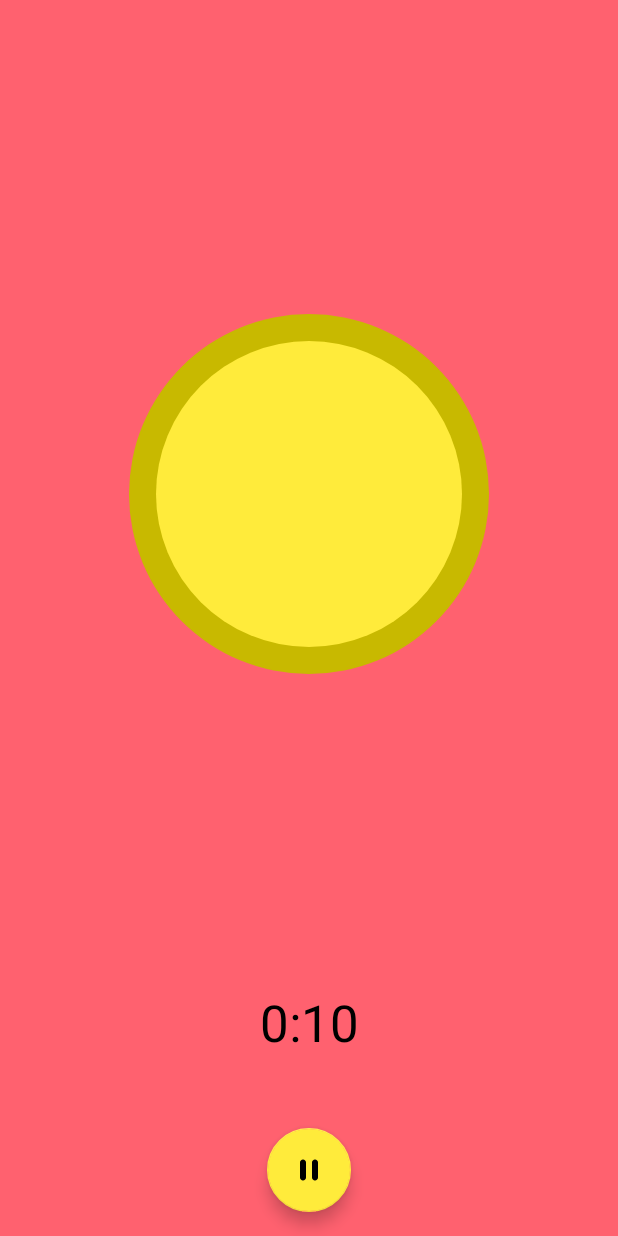
After one commit to ethan627hsu/CapstoneProject, an Android app: the layout list_item_subeditor_recorder.xml on its own in the app's theme, with its tools: preview values and no code run, on a phone screen of 412 x 824 dp. The commit adds this screen. Run offline under Robolectric (Android 15) with nearby library versions, the phone set to English and light mode, and no system bars.

Commit message:
Added editor assets

```diff
--- a/app/src/main/res/drawable/ic_round_check.xml
+++ b/app/src/main/res/drawable/ic_round_check.xml
@@ -1,5 +1,5 @@
 <vector android:autoMirrored="true" android:height="24dp"
     android:viewportHeight="24" android:viewportWidth="24"
     android:width="24dp" xmlns:android="http://schemas.android.com/apk/res/android">
-    <path android:fillColor="#FF000000" android:pathData="M9,16.17L5.53,12.7c-0.39,-0.39 -1.02,-0.39 -1.41,0l0,0c-0.39,0.39 -0.39,1.02 0,1.41l4.18,4.18c0.39,0.39 1.02,0.39 1.41,0L20.29,7.71c0.39,-0.39 0.39,-1.02 0,-1.41l0,0c-0.39,-0.39 -1.02,-0.39 -1.41,0L9,16.17z"/>
+    <path android:fillColor="#FFFFFFFF" android:pathData="M9,16.17L5.53,12.7c-0.39,-0.39 -1.02,-0.39 -1.41,0l0,0c-0.39,0.39 -0.39,1.02 0,1.41l4.18,4.18c0.39,0.39 1.02,0.39 1.41,0L20.29,7.71c0.39,-0.39 0.39,-1.02 0,-1.41l0,0c-0.39,-0.39 -1.02,-0.39 -1.41,0L9,16.17z"/>
 </vector>
--- /dev/null
+++ b/app/src/main/res/drawable/ic_round_expand_more.xml
@@ -0,0 +1,5 @@
+<vector android:autoMirrored="true" android:height="24dp"
+    android:viewportHeight="24" android:viewportWidth="24"
+    android:width="24dp" xmlns:android="http://schemas.android.com/apk/res/android">
+    <path android:fillColor="#FF000000" android:pathData="M15.88,9.29L12,13.17L8.12,9.29c-0.39,-0.39 -1.02,-0.39 -1.41,0l0,0c-0.39,0.39 -0.39,1.02 0,1.41l4.59,4.59c0.39,0.39 1.02,0.39 1.41,0l4.59,-4.59c0.39,-0.39 0.39,-1.02 0,-1.41l0,0C16.91,8.91 16.27,8.9 15.88,9.29z"/>
+</vector>
--- /dev/null
+++ b/app/src/main/res/drawable/ic_round_layers.xml
@@ -0,0 +1,5 @@
+<vector android:autoMirrored="true" android:height="24dp"
+    android:viewportHeight="24" android:viewportWidth="24"
+    android:width="24dp" xmlns:android="http://schemas.android.com/apk/res/android">
+    <path android:fillColor="#FF000000" android:pathData="M12.6,18.06c-0.36,0.28 -0.87,0.28 -1.23,0l-6.15,-4.78c-0.36,-0.28 -0.86,-0.28 -1.22,0l0,0c-0.51,0.4 -0.51,1.17 0,1.57l6.76,5.26c0.72,0.56 1.73,0.56 2.46,0l6.76,-5.26c0.51,-0.4 0.51,-1.17 0,-1.57l-0.01,-0.01c-0.36,-0.28 -0.86,-0.28 -1.22,0L12.6,18.06zM13.23,15.04l6.76,-5.26c0.51,-0.4 0.51,-1.18 0,-1.58l-6.76,-5.26c-0.72,-0.56 -1.73,-0.56 -2.46,0L4.01,8.21c-0.51,0.4 -0.51,1.18 0,1.58l6.76,5.26C11.49,15.61 12.51,15.61 13.23,15.04z"/>
+</vector>
--- /dev/null
+++ b/app/src/main/res/drawable/ic_round_palette.xml
@@ -0,0 +1,5 @@
+<vector android:autoMirrored="true" android:height="24dp"
+    android:viewportHeight="24" android:viewportWidth="24"
+    android:width="24dp" xmlns:android="http://schemas.android.com/apk/res/android">
+    <path android:fillColor="#FF000000" android:pathData="M12,3c-4.97,0 -9,4.03 -9,9s4.03,9 9,9c0.83,0 1.5,-0.67 1.5,-1.5c0,-0.39 -0.15,-0.74 -0.39,-1.01c-0.23,-0.26 -0.38,-0.61 -0.38,-0.99c0,-0.83 0.67,-1.5 1.5,-1.5H16c2.76,0 5,-2.24 5,-5C21,6.58 16.97,3 12,3zM6.5,12C5.67,12 5,11.33 5,10.5S5.67,9 6.5,9S8,9.67 8,10.5S7.33,12 6.5,12zM9.5,8C8.67,8 8,7.33 8,6.5S8.67,5 9.5,5S11,5.67 11,6.5S10.33,8 9.5,8zM14.5,8C13.67,8 13,7.33 13,6.5S13.67,5 14.5,5S16,5.67 16,6.5S15.33,8 14.5,8zM17.5,12c-0.83,0 -1.5,-0.67 -1.5,-1.5S16.67,9 17.5,9S19,9.67 19,10.5S18.33,12 17.5,12z"/>
+</vector>
--- /dev/null
+++ b/app/src/main/res/drawable/ic_round_pause.xml
@@ -0,0 +1,5 @@
+<vector android:autoMirrored="true" android:height="24dp"
+    android:viewportHeight="24" android:viewportWidth="24"
+    android:width="24dp" xmlns:android="http://schemas.android.com/apk/res/android">
+    <path android:fillColor="#FF000000" android:pathData="M8,19L8,19c1.1,0 2,-0.9 2,-2V7c0,-1.1 -0.9,-2 -2,-2h0C6.9,5 6,5.9 6,7v10C6,18.1 6.9,19 8,19zM14,7v10c0,1.1 0.9,2 2,2h0c1.1,0 2,-0.9 2,-2V7c0,-1.1 -0.9,-2 -2,-2h0C14.9,5 14,5.9 14,7z"/>
+</vector>
--- /dev/null
+++ b/app/src/main/res/drawable/ic_round_play_arrow.xml
@@ -0,0 +1,5 @@
+<vector android:autoMirrored="true" android:height="24dp"
+    android:viewportHeight="24" android:viewportWidth="24"
+    android:width="24dp" xmlns:android="http://schemas.android.com/apk/res/android">
+    <path android:fillColor="#FF000000" android:pathData="M8,6.82v10.36c0,0.79 0.87,1.27 1.54,0.84l8.14,-5.18c0.62,-0.39 0.62,-1.29 0,-1.69L9.54,5.98C8.87,5.55 8,6.03 8,6.82z"/>
+</vector>
--- /dev/null
+++ b/app/src/main/res/drawable/ic_round_table_chart.xml
@@ -0,0 +1,5 @@
+<vector android:autoMirrored="true" android:height="24dp"
+    android:viewportHeight="24" android:viewportWidth="24"
+    android:width="24dp" xmlns:android="http://schemas.android.com/apk/res/android">
+    <path android:fillColor="#FF000000" android:pathData="M10,10.02h5V21h-5V10.02zM17,21h3c1.1,0 2,-0.9 2,-2v-9h-5V21zM20,3H5C3.9,3 3,3.9 3,5v3h19V5C22,3.9 21.1,3 20,3zM3,19c0,1.1 0.9,2 2,2h3V10H3V19z"/>
+</vector>
--- /dev/null
+++ b/app/src/main/res/drawable/recorder_large_button.xml
@@ -0,0 +1,6 @@
+<?xml version="1.0" encoding="utf-8"?>
+<shape xmlns:android="http://schemas.android.com/apk/res/android"
+    android:shape="oval"
+    android:tint="@color/yellow_colorPrimaryDark">
+
+</shape>
--- /dev/null
+++ b/app/src/main/res/drawable/recorder_small_button.xml
@@ -0,0 +1,6 @@
+<?xml version="1.0" encoding="utf-8"?>
+<shape xmlns:android="http://schemas.android.com/apk/res/android"
+    android:shape="oval"
+    android:tint="@color/yellow_colorPrimary">
+
+</shape>
--- a/app/src/main/res/layout/activity_editor.xml
+++ b/app/src/main/res/layout/activity_editor.xml
@@ -23,6 +23,7 @@
         android:layout_marginEnd="16dp"
         android:elevation="4dp"
         android:src="@drawable/ic_round_check"
+        android:tint="#000000"
         app:layout_constraintBottom_toBottomOf="@id/tb_editor"
         app:layout_constraintEnd_toEndOf="@id/tb_editor"
         app:layout_constraintTop_toTopOf="@id/tb_editor" />
--- /dev/null
+++ b/app/src/main/res/layout/list_item_subeditor_recorder.xml
@@ -0,0 +1,62 @@
+<?xml version="1.0" encoding="utf-8"?>
+<android.support.constraint.ConstraintLayout xmlns:android="http://schemas.android.com/apk/res/android"
+    android:layout_width="match_parent"
+    android:layout_height="match_parent"
+    xmlns:app="http://schemas.android.com/apk/res-auto"
+    xmlns:tools="http://schemas.android.com/tools"
+    android:background="#FF616F">
+
+    <android.support.design.widget.FloatingActionButton
+        android:id="@+id/fab_list_item_subeditor_recorder"
+        android:layout_width="wrap_content"
+        android:layout_height="wrap_content"
+        android:layout_marginBottom="16dp"
+        android:layout_marginEnd="8dp"
+        android:layout_marginStart="8dp"
+        app:backgroundTint="@color/yellow_colorPrimary"
+        app:fabSize="normal"
+        app:layout_constraintBottom_toBottomOf="parent"
+        app:layout_constraintEnd_toEndOf="parent"
+        app:layout_constraintStart_toStartOf="parent"
+        tools:src="@drawable/ic_round_pause" />
+
+    <TextView
+        android:id="@+id/tv_list_item_subeditor_recorder"
+        android:layout_width="wrap_content"
+        android:layout_height="wrap_content"
+        android:layout_marginBottom="48dp"
+        android:layout_marginEnd="8dp"
+        android:layout_marginStart="8dp"
+        android:textAppearance="@android:style/TextAppearance.Material.Display1"
+        android:textColor="#000000"
+        app:layout_constraintBottom_toTopOf="@+id/fab_list_item_subeditor_recorder"
+        app:layout_constraintEnd_toEndOf="parent"
+        app:layout_constraintStart_toStartOf="parent"
+        tools:text="0:10" />
+
+    <FrameLayout
+        android:layout_width="240dp"
+        android:layout_height="240dp"
+        android:layout_marginBottom="8dp"
+        android:layout_marginEnd="8dp"
+        android:layout_marginStart="8dp"
+        android:layout_marginTop="8dp"
+        app:layout_constraintBottom_toTopOf="@+id/tv_list_item_subeditor_recorder"
+        app:layout_constraintEnd_toEndOf="parent"
+        app:layout_constraintStart_toStartOf="parent"
+        app:layout_constraintTop_toTopOf="parent">
+
+        <ImageView
+            android:layout_width="match_parent"
+            android:layout_height="match_parent"
+            android:src="@drawable/recorder_large_button" />
+
+        <ImageView
+            android:id="@+id/btn_list_item_subeditor_recorder"
+            android:layout_width="match_parent"
+            android:layout_height="match_parent"
+            android:padding="18dp"
+            android:src="@drawable/recorder_small_button" />
+    </FrameLayout>
+
+</android.support.constraint.ConstraintLayout>
--- a/app/src/main/res/values/colors.xml
+++ b/app/src/main/res/values/colors.xml
@@ -9,4 +9,6 @@
     <color name="red_colorPrimaryDark">#c4001d</color>
     <color name="red_colorAccent">#c4001d</color>
     <color name="dark_main_menu_item_focused">#000000</color>
+    <color name="editor_card_reorder_color">#8a8a8a</color>
+    <color name="subeditor_screen_card_reorder_color">#8a8a8a</color>
 </resources>
--- a/app/src/main/res/values/dimens.xml
+++ b/app/src/main/res/values/dimens.xml
@@ -8,4 +8,8 @@
     <dimen name="main_card_height">56dp</dimen>
     <dimen name="main_card_icon_size">40dp</dimen>
     <dimen name="main_card_reorder_size">24dp</dimen>
+    <dimen name="editor_card_icon_size">24dp</dimen>
+    <dimen name="editor_card_height">56dp</dimen>
+    <dimen name="subeditor_screen_card_height">56dp</dimen>
+    <dimen name="subeditor_card_icon_size">24dp</dimen>
 </resources>
```
Also changed, not shown: app/src/main/res/layout/list_item_editor.xml (added, +44 -0 lines), app/src/main/res/layout/list_item_subeditor_screen.xml (added, +44 -0 lines), app/src/main/res/layout/list_item_subeditor_screen_color_picker.xml (added, +15 -0 lines), app/src/main/res/layout/list_item_subeditor_screen_sub.xml (added, +19 -0 lines).
